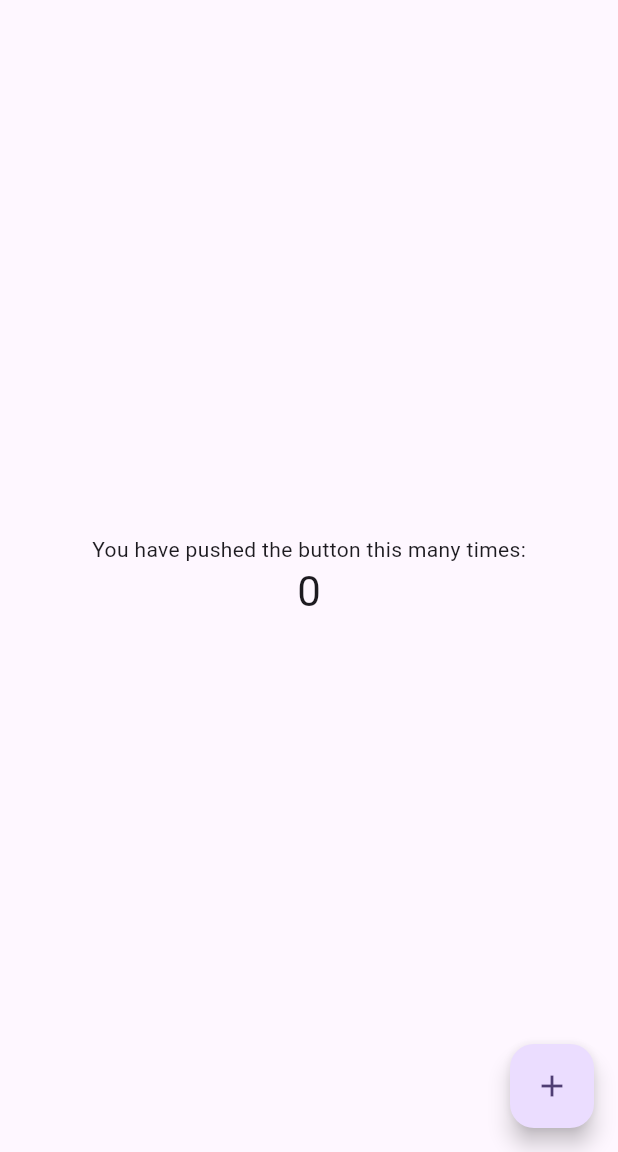
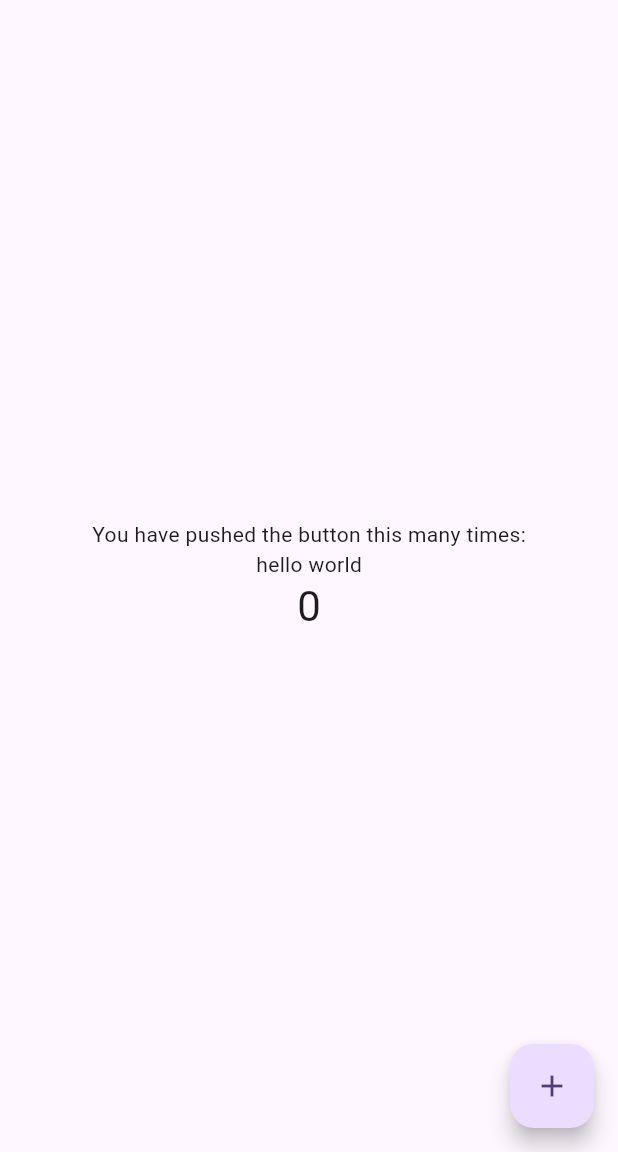
Before and after one commit to Alviura/flutter_app_1, a Flutter app: the screen it shows after launch, on a phone screen of 412 x 824 dp, the part 84-1236 px from its top. Run offline on Flutter 3.47's test engine with Material 3 defaults, Android fonts, the phone set to English and light mode, and no system bars.

Commit message:
Update main.dart

```diff
--- a/lib/main.dart
+++ b/lib/main.dart
@@ -107,7 +107,8 @@ class _MyHomePageState extends State<MyHomePage> {
           children: <Widget>[
             const Text(
               'You have pushed the button this many times:',
-            ),
+            ),Text(
+              'hello world'),
             Text(
               '$_counter',
               style: Theme.of(context).textTheme.headlineMedium,
```
